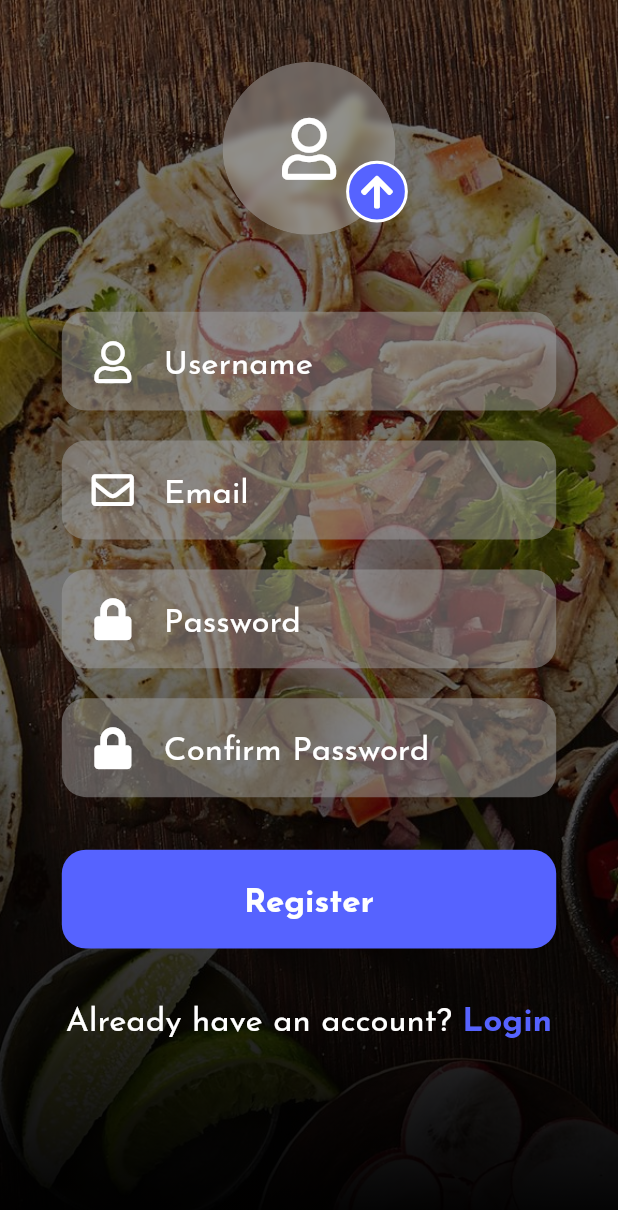
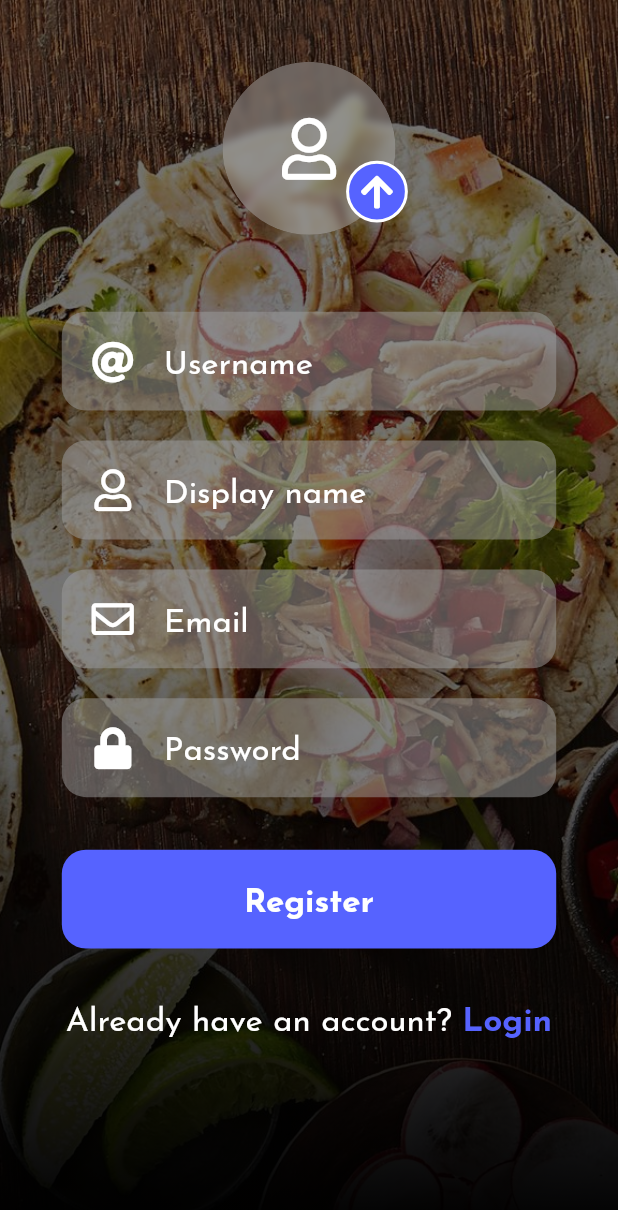
Before and after one commit to Samuel-dot-cloud/FoodyShare, a Flutter app: the screen it shows after launch, after a tap on "Create A New Account", on a phone screen of 412 x 824 dp. Shown: the top 1210 px of the screen. Run offline on Flutter 3.47's test engine with Material 2 defaults, Android fonts, the phone set to English and light mode, and no system bars; our stand-ins replace curved_navigation_bar, firebase_auth, font_awesome_flutter, google_fonts, sliding_up_panel, tab_indicator_styler; accounts and stored records are empty; statements that could not run were skipped.

Commit message:
Adding firebase dependendencies and updating textfields and roundedbutton widgets

```diff
--- a/lib/Viewmodel/main.dart
+++ /dev/null
@@ -1,34 +0,0 @@
-import 'package:flutter/material.dart';
-import 'package:food_share/Viewmodel/bottom_nav.dart';
-import 'package:food_share/screens/forgot_password.dart';
-import 'package:food_share/screens/home_page.dart';
-import 'package:food_share/screens/login_screen.dart';
-import 'package:food_share/screens/sign_up_screen.dart';
-import 'package:google_fonts/google_fonts.dart';
-
-void main() {
-  runApp(const MyApp());
-}
-
-class MyApp extends StatelessWidget {
-  const MyApp({Key? key}) : super(key: key);
-
-  // This widget is the root of your application.
-  @override
-  Widget build(BuildContext context) {
-    return MaterialApp(
-      debugShowCheckedModeBanner: false,
-      title: 'FoodyShare',
-      theme: ThemeData(
-        textTheme:
-            GoogleFonts.josefinSansTextTheme(Theme.of(context).textTheme),
-      ),
-      initialRoute: '/',
-      routes: {
-        '/': (context) => const LoginScreen(),
-        'ForgotPassword': (context) => const ForgotPassword(),
-        'SignUp': (context) => const SignUpScreen(),
-      },
-    );
-  }
-}
--- /dev/null
+++ b/lib/screens/auth/authenticate.dart
@@ -0,0 +1,11 @@
+import 'package:flutter/material.dart';
+import 'package:food_share/screens/auth/login_screen.dart';
+
+class Authenticate extends StatelessWidget {
+  const Authenticate({Key? key}) : super(key: key);
+
+  @override
+  Widget build(BuildContext context) {
+    return const LoginScreen();
+  }
+}
--- a/lib/screens/login_screen.dart
+++ b/lib/screens/auth/login_screen.dart
@@ -5,8 +5,16 @@ import 'package:food_share/widgets/background_image.dart';
 import 'package:food_share/widgets/rounded_button.dart';
 import 'package:food_share/widgets/text_input_field.dart';
 
-class LoginScreen extends StatelessWidget {
+class LoginScreen extends StatefulWidget {
   const LoginScreen({Key? key}) : super(key: key);
+
+  @override
+  State<LoginScreen> createState() => _LoginScreenState();
+}
+
+class _LoginScreenState extends State<LoginScreen> {
+  final _emailController = TextEditingController();
+  final _passwordController = TextEditingController();
 
   @override
   Widget build(BuildContext context) {
@@ -17,14 +25,17 @@ class LoginScreen extends StatelessWidget {
           backgroundColor: Colors.transparent,
           body: Column(
             children: [
-              const Flexible(
+              Flexible(
                 child: Center(
-                  child: Text(
-                    'FoodyShare',
-                    style: TextStyle(
-                      color: Colors.white,
-                      fontSize: 60.0,
-                      fontWeight: FontWeight.bold,
+                  child: GestureDetector(
+                    onTap: () => Navigator.pushNamed(context, 'home'),
+                    child: const Text(
+                      'FoodyShare',
+                      style: TextStyle(
+                        color: Colors.white,
+                        fontSize: 60.0,
+                        fontWeight: FontWeight.bold,
+                      ),
                     ),
                   ),
                 ),
@@ -32,23 +43,24 @@ class LoginScreen extends StatelessWidget {
               Column(
                 crossAxisAlignment: CrossAxisAlignment.end,
                 children: [
-                  const TextInputField(
+                  TextInputField(
                     hint: 'Email',
                     icon: FontAwesomeIcons.envelope,
                     action: TextInputAction.next,
                     inputType: TextInputType.emailAddress,
                     obscure: false,
+                    controller: _emailController,
                   ),
-                  const TextInputField(
+                  TextInputField(
                     hint: 'Password',
                     icon: FontAwesomeIcons.lock,
                     action: TextInputAction.done,
                     inputType: TextInputType.name,
                     obscure: true,
+                    controller: _passwordController,
                   ),
                   GestureDetector(
-                    onTap: () => Navigator.pushNamed(context,
-                        'ForgotPassword'),
+                    onTap: () => Navigator.pushNamed(context, 'ForgotPassword'),
                     child: const Text(
                       'Forgot Password?',
                       style: kBodyText,
@@ -57,8 +69,9 @@ class LoginScreen extends StatelessWidget {
                   const SizedBox(
                     height: 25.0,
                   ),
-                  const RoundedButton(
+                  RoundedButton(
                     buttonName: 'Login',
+                    onPressed: () {  },
                   ),
                   const SizedBox(
                     height: 25.0,
@@ -74,9 +87,7 @@ class LoginScreen extends StatelessWidget {
                   ),
                   decoration: const BoxDecoration(
                     border: Border(
-                      bottom: BorderSide(width: 1.0,
-                        color: kWhite
-                      ),
+                      bottom: BorderSide(width: 1.0, color: kWhite),
                     ),
                   ),
                 ),
--- a/lib/screens/sign_up_screen.dart
+++ b/lib/screens/auth/sign_up_screen.dart
@@ -7,12 +7,22 @@ import 'package:food_share/widgets/background_image.dart';
 import 'package:food_share/widgets/rounded_button.dart';
 import 'package:food_share/widgets/text_input_field.dart';
 
-class SignUpScreen extends StatelessWidget {
+class SignUpScreen extends StatefulWidget {
   const SignUpScreen({Key? key}) : super(key: key);
 
   @override
+  State<SignUpScreen> createState() => _SignUpScreenState();
+}
+
+class _SignUpScreenState extends State<SignUpScreen> {
+  final _usernameController = TextEditingController();
+  final _displayNameController = TextEditingController();
+  final _emailController = TextEditingController();
+  final _passwordController = TextEditingController();
+  @override
   Widget build(BuildContext context) {
     Size size = MediaQuery.of(context).size;
+    final myController = TextEditingController();
     return Stack(
       children: [
         const BackgroundImage(image: 'assets/images/img-6.jpg'),
@@ -73,38 +83,49 @@ class SignUpScreen extends StatelessWidget {
                 ),
                 Column(
                   children: [
-                    const TextInputField(
+                     TextInputField(
+                      icon: FontAwesomeIcons.at,
+                      hint: 'Username',
+                      obscure: true,
+                      inputType: TextInputType.name,
+                      action: TextInputAction.next,
+                      controller: _usernameController,
+                    ),
+                    TextInputField(
                       icon: FontAwesomeIcons.user,
-                      hint: 'Username',
+                      hint: 'Display name',
                       obscure: false,
                       inputType: TextInputType.name,
                       action: TextInputAction.next,
+                      controller: _displayNameController,
                     ),
-                    const TextInputField(
+                    TextInputField(
                       icon: FontAwesomeIcons.envelope,
                       hint: 'Email',
                       obscure: false,
                       inputType: TextInputType.emailAddress,
                       action: TextInputAction.next,
+                      controller: _emailController,
                     ),
-                    const TextInputField(
+                    TextInputField(
                       icon: FontAwesomeIcons.lock,
                       hint: 'Password',
                       obscure: true,
                       inputType: TextInputType.name,
                       action: TextInputAction.next,
-                    ),
-                    const TextInputField(
-                      icon: FontAwesomeIcons.lock,
-                      hint: 'Confirm Password',
-                      obscure: true,
-                      inputType: TextInputType.name,
-                      action: TextInputAction.next,
+                      controller: _passwordController,
                     ),
                     const SizedBox(
                       height: 25.0,
                     ),
-                    const RoundedButton(buttonName: 'Register'),
+                    RoundedButton(
+                      buttonName: 'Register',
+                      onPressed: () async {
+                        if(_usernameController.text != '' && _displayNameController.text != '' && _emailController.text != '' && _passwordController.text != '' ){
+
+                        }
+                      },
+                    ),
                     const SizedBox(
                       height: 30.0,
                     ),
--- a/lib/screens/home_page.dart
+++ b/lib/screens/home_page.dart
@@ -1,7 +1,7 @@
 import 'package:curved_navigation_bar/curved_navigation_bar.dart';
 import 'package:flutter/material.dart';
 import 'package:font_awesome_flutter/font_awesome_flutter.dart';
-import 'package:food_share/Viewmodel/new_recipe.dart';
+import 'package:food_share/Viewmodel/new_recipe_page.dart';
 import 'package:food_share/screens/search_page.dart';
 import 'package:food_share/screens/user_profile.dart';
 import 'package:tab_indicator_styler/tab_indicator_styler.dart';
--- /dev/null
+++ b/lib/viewmodel/main.dart
@@ -0,0 +1,42 @@
+import 'package:flutter/material.dart';
+import 'package:food_share/Viewmodel/bottom_nav.dart';
+import 'package:food_share/screens/auth/forgot_password.dart';
+import 'package:food_share/services/auth.dart';
+import 'package:food_share/viewmodel/wrapper.dart';
+import 'package:food_share/screens/auth/login_screen.dart';
+import 'package:food_share/screens/auth/sign_up_screen.dart';
+import 'package:google_fonts/google_fonts.dart';
+import 'package:provider/provider.dart';
+
+void main() {
+  runApp(const MyApp());
+}
+
+class MyApp extends StatelessWidget {
+  const MyApp({Key? key}) : super(key: key);
+
+  // This widget is the root of your application.
+  @override
+  Widget build(BuildContext context) {
+    return StreamProvider.value(
+      value: null,
+      initialData: const [],
+      child: MaterialApp(
+        debugShowCheckedModeBanner: false,
+        title: 'FoodyShare',
+        theme: ThemeData(
+          textTheme:
+              GoogleFonts.josefinSansTextTheme(Theme.of(context).textTheme),
+        ),
+        initialRoute: '/',
+        routes: {
+          '/': (context) => const Wrapper(),
+          'login': (context) => const LoginScreen(),
+          'home': (context) => const BottomNav(),
+          'ForgotPassword': (context) => const ForgotPassword(),
+          'SignUp': (context) => const SignUpScreen(),
+        },
+      ),
+    );
+  }
+}
--- /dev/null
+++ b/lib/viewmodel/wrapper.dart
@@ -0,0 +1,18 @@
+import 'package:flutter/material.dart';
+import 'package:food_share/Viewmodel/bottom_nav.dart';
+import 'package:food_share/models/user_model.dart';
+import 'package:food_share/screens/auth/authenticate.dart';
+import 'package:provider/provider.dart';
+
+class Wrapper extends StatelessWidget {
+  const Wrapper({Key? key}) : super(key: key);
+
+  @override
+  Widget build(BuildContext context) {
+
+    final user = Provider.of<User>(context);
+
+    //Return either nav or authenticate widget
+    return const Authenticate();
+  }
+}
--- a/lib/widgets/rounded_button.dart
+++ b/lib/widgets/rounded_button.dart
@@ -3,10 +3,12 @@ import 'package:food_share/utils/pallete.dart';
 
 class RoundedButton extends StatelessWidget {
   final String buttonName;
+  final GestureTapCallback onPressed;
 
   const RoundedButton({
     Key? key,
     required this.buttonName,
+    required this.onPressed,
   }) : super(key: key);
 
   @override
@@ -20,7 +22,7 @@ class RoundedButton extends StatelessWidget {
         color: kBlue,
       ),
       child: TextButton(
-        onPressed: () {},
+        onPressed: onPressed,
         child: Text(
           buttonName,
           style: kBodyText.copyWith(fontWeight: FontWeight.bold),
--- a/lib/widgets/text_input_field.dart
+++ b/lib/widgets/text_input_field.dart
@@ -1,13 +1,13 @@
 import 'package:flutter/material.dart';
-import 'package:font_awesome_flutter/font_awesome_flutter.dart';
 import 'package:food_share/utils/pallete.dart';
 
-class TextInputField extends StatelessWidget {
+class TextInputField extends StatefulWidget {
   final IconData icon;
   final String hint;
   final bool obscure;
   final TextInputType inputType;
   final TextInputAction action;
+  final TextEditingController controller;
 
   const TextInputField({
     Key? key,
@@ -16,7 +16,14 @@ class TextInputField extends StatelessWidget {
     required this.obscure,
     required this.inputType,
     required this.action,
+    required this.controller,
   }) : super(key: key);
+
+  @override
+  State<TextInputField> createState() => _TextInputFieldState();
+}
+
+class _TextInputFieldState extends State<TextInputField> {
 
   @override
   Widget build(BuildContext context) {
@@ -41,18 +48,19 @@ class TextInputField extends StatelessWidget {
                   horizontal: 20.0,
                 ),
                 child: Icon(
-                  icon,
+                  widget.icon,
                   size: 28.0,
                   color: kWhite,
                 ),
               ),
-              hintText: hint,
+              hintText: widget.hint,
               hintStyle: kBodyText,
             ),
-            obscureText: obscure,
+            obscureText: widget.obscure,
+            controller: widget.controller,
             style: kBodyText,
-            keyboardType: inputType,
-            textInputAction: action,
+            keyboardType: widget.inputType,
+            textInputAction: widget.action,
           ),
         ),
       ),
--- a/pubspec.yaml
+++ b/pubspec.yaml
@@ -39,6 +39,9 @@ dependencies:
   font_awesome_flutter: ^9.1.0
   curved_navigation_bar: ^1.0.1
   google_fonts: ^2.1.0
+  firebase_auth: ^3.0.1
+  cloud_firestore: ^2.4.0
+  provider: ^5.0.0
 
 dev_dependencies:
   flutter_test:
```
Also changed, not shown: lib/models/user_model.dart (added, +21 -0 lines), lib/screens/auth/forgot_password.dart (renamed from lib/screens/forgot_password.dart, +13 -3 lines), lib/services/auth.dart (added, +34 -0 lines), lib/viewmodel/bottom_nav.dart (renamed from lib/Viewmodel/bottom_nav.dart), lib/viewmodel/new_recipe_page.dart (renamed from lib/Viewmodel/new_recipe.dart), pubspec.lock, 3 other files.
